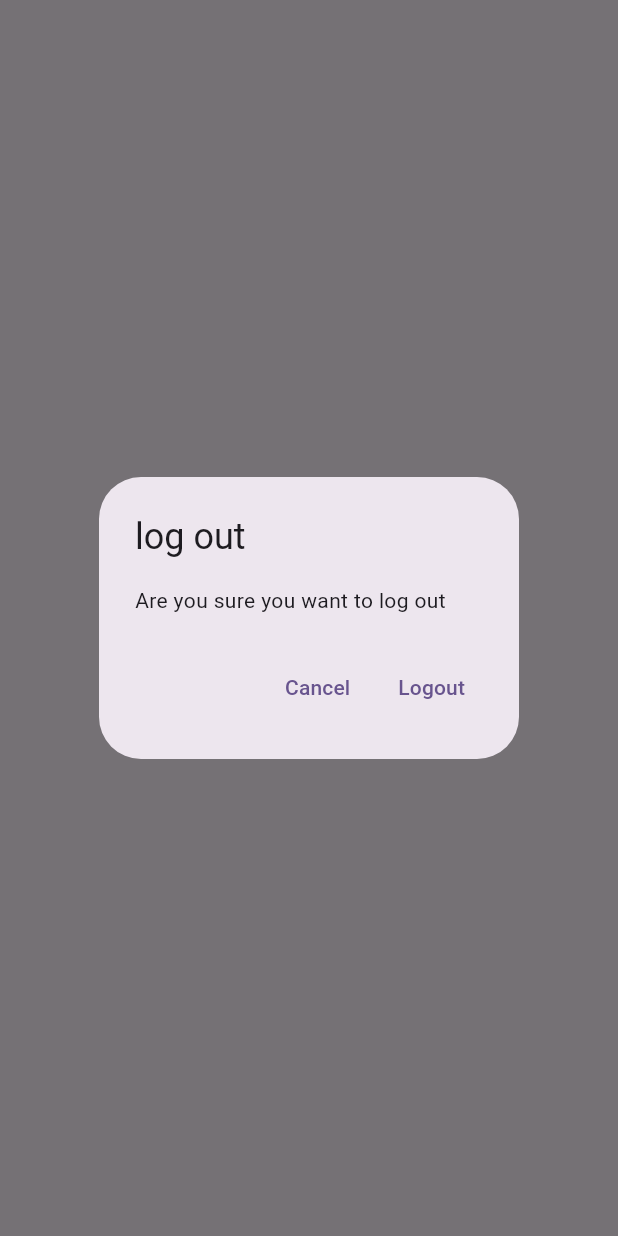
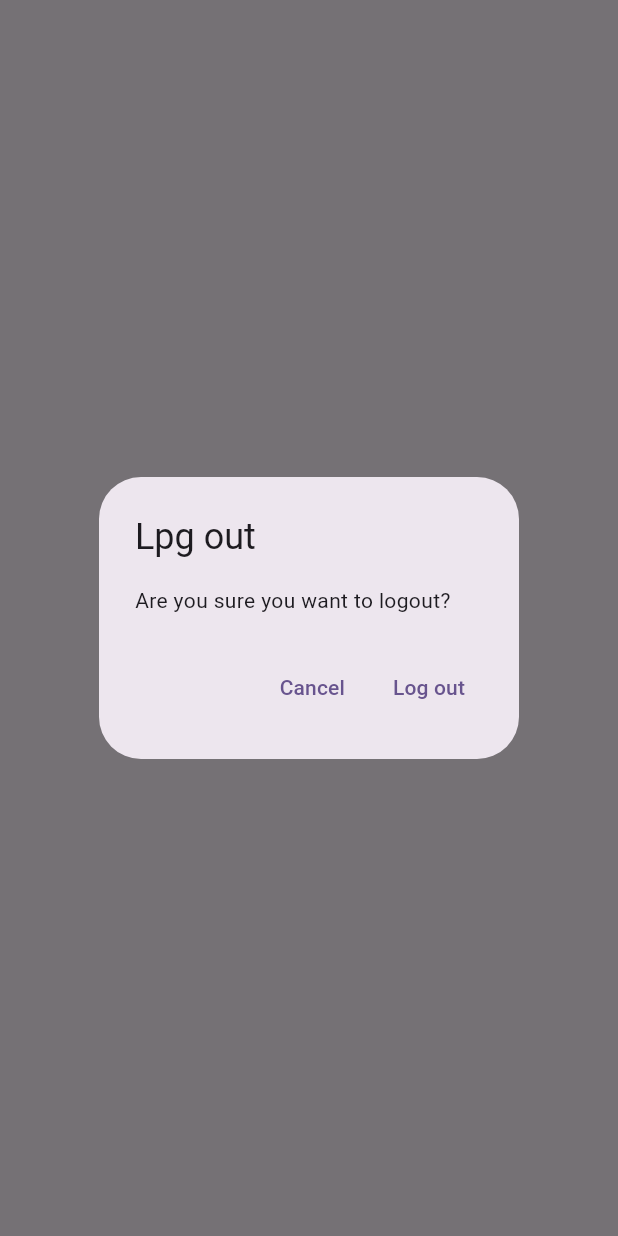
Before and after one commit to Patel-Harshil/myflutterapp, a Flutter app: what showLogOutDialog() shows on an empty page, opened directly, on a phone screen of 412 x 824 dp. Run offline on Flutter 3.47's test engine with Material 2 defaults, Android fonts, the phone set to English and light mode, and no system bars; our stand-ins replace firebase_auth, firebase_core, sqflite; accounts and stored records are empty; network calls fail.

```diff
--- /dev/null
+++ b/lib/utilities/dialogs/generic_dialog.dart
@@ -0,0 +1,33 @@
+import 'package:flutter/material.dart';
+
+typedef DialogOptionBuilder<T> = Map<String, T?> Function(); //Function()
+
+Future<T?> showGenericDialog<T>({
+  required BuildContext context,
+  required String title,
+  required String content,
+  required DialogOptionBuilder<T> optionsBuilder,
+}) {
+  final options = optionsBuilder();
+  return showDialog<T>(
+      context: context,
+      builder: (context) {
+        return AlertDialog(
+          title: Text(title),
+          content: Text(content),
+          actions: options.keys.map((optionTitle) {
+            final T? value = options[optionTitle];
+            return TextButton(
+              onPressed: () {
+                if (value != null) {
+                  Navigator.of(context).pop(value);
+                } else {
+                  Navigator.of(context).pop();
+                }
+              },
+              child: Text(optionTitle),
+            );
+          }).toList(),
+        );
+      });
+}
--- /dev/null
+++ b/lib/utilities/dialogs/logout_dialog.dart
@@ -0,0 +1,14 @@
+import 'package:flutter/material.dart';
+import 'package:my_flutter_app/utilities/dialogs/generic_dialog.dart';
+
+Future<bool> showLogOutDialog(BuildContext context) {
+  return showGenericDialog(
+    context: context,
+    title: "Lpg out",
+    content: "Are you sure you want to logout?",
+    optionsBuilder: () => {
+      "Cancel": false,
+      "Log out": true,
+    },
+  ).then((value) => value ?? false);
+}
--- a/lib/views/login_view.dart
+++ b/lib/views/login_view.dart
@@ -4,7 +4,7 @@ import 'package:flutter/material.dart';
 import 'package:my_flutter_app/constants/routes.dart';
 import 'package:my_flutter_app/services/auth/auth_exceptions.dart';
 import 'package:my_flutter_app/services/auth/auth_service.dart';
-import 'package:my_flutter_app/utilities/show_error_dialogue.dart';
+import 'package:my_flutter_app/utilities/dialogs/error_dialog.dart';
 
 class LoginView extends StatefulWidget {
   const LoginView({super.key});
--- a/lib/views/notes/notes_view.dart
+++ b/lib/views/notes/notes_view.dart
@@ -3,7 +3,10 @@ import 'package:my_flutter_app/constants/routes.dart';
 import 'package:my_flutter_app/enums/menu_action.dart';
 import 'package:my_flutter_app/services/auth/auth_service.dart';
 import 'package:my_flutter_app/services/crud/notes_service.dart';
+import 'package:my_flutter_app/utilities/dialogs/logout_dialog.dart';
 import 'dart:developer' as devtools show log;
+
+import 'package:my_flutter_app/views/notes/note_list_view.dart';
 
 // class CustomException implements Exception {
 //   @override
@@ -88,18 +91,10 @@ class _NotesViewState extends State<NotesView> {
                         devtools.log("Snapshot.hasData");
                         final allNotes = snapshot.data as List<DatabaseNote>;
                         devtools.log(allNotes.toString());
-                        return ListView.builder(
-                          itemCount: allNotes.length,
-                          itemBuilder: (context, index) {
-                            final note = allNotes[index];
-                            return ListTile(
-                              title: Text(
-                                note.text.isNotEmpty ? note.text : "Empty Note",
-                                maxLines: 1, //extends to 1 line
-                                softWrap: true,
-                                overflow: TextOverflow.ellipsis,
-                              ),
-                            );
+                        return NotesListView(
+                          notes: allNotes,
+                          onDeleteNote: (note) async {
+                            await _notesService.deleteNote(id: note.id);
                           },
                         );
                       } else {
@@ -119,29 +114,3 @@ class _NotesViewState extends State<NotesView> {
     );
   }
 }
-
-Future<bool> showLogOutDialog(BuildContext context) {
-  return showDialog<bool>(
-    context: context,
-    builder: (context) {
-      return AlertDialog(
-        title: const Text("log out"),
-        content: const Text("Are you sure you want to log out"),
-        actions: [
-          TextButton(
-            onPressed: () {
-              Navigator.of(context).pop(false);
-            },
-            child: const Text("Cancel"),
-          ),
-          TextButton(
-            onPressed: () {
-              Navigator.of(context).pop(true);
-            },
-            child: const Text("Logout"),
-          ),
-        ],
-      );
-    },
-  ).then((value) => value ?? false);
-}
--- a/lib/views/register_view.dart
+++ b/lib/views/register_view.dart
@@ -4,7 +4,7 @@ import 'package:flutter/material.dart';
 import 'package:my_flutter_app/constants/routes.dart';
 import 'package:my_flutter_app/services/auth/auth_exceptions.dart';
 import 'package:my_flutter_app/services/auth/auth_service.dart';
-import 'package:my_flutter_app/utilities/show_error_dialogue.dart';
+import 'package:my_flutter_app/utilities/dialogs/error_dialog.dart';
 
 class RegisterView extends StatefulWidget {
   const RegisterView({super.key});
```
Also changed, not shown: lib/utilities/dialogs/delete_dialog.dart (added, +14 -0 lines), lib/utilities/dialogs/error_dialog.dart (added, +15 -0 lines), lib/utilities/show_error_dialogue.dart (deleted, +0 -24 lines), lib/views/notes/note_list_view.dart (added, +42 -0 lines).
